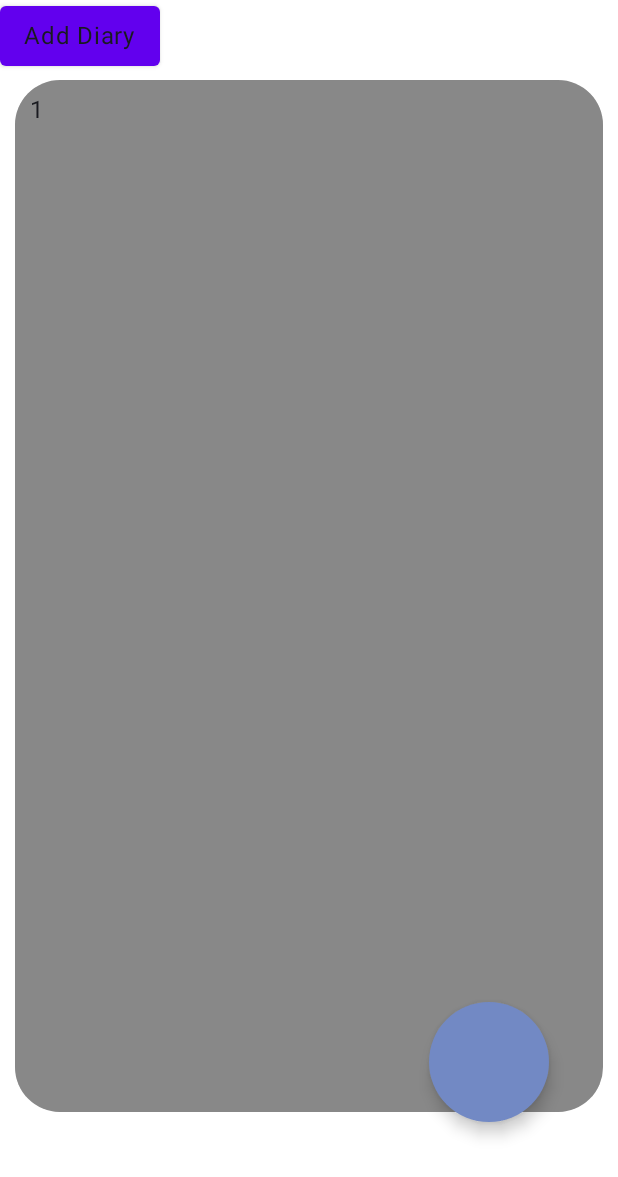
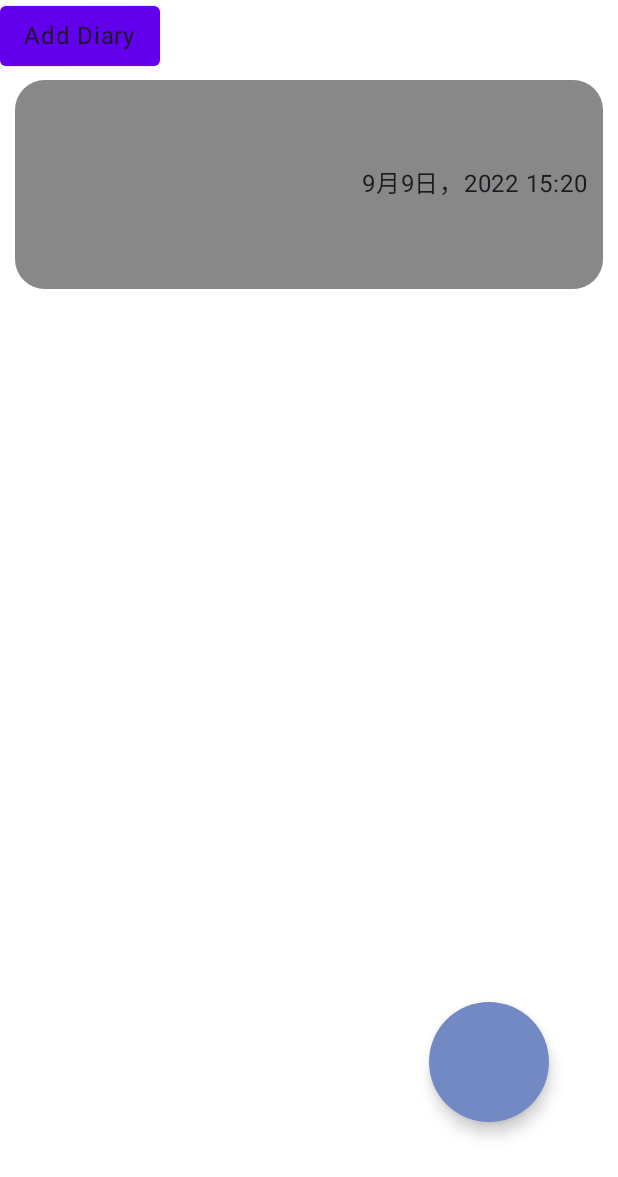
Before and after one commit to QYY542/MyExample, an Android app built with Jetpack Compose: the DiaryScreen screen opened through its navigation route, after a tap on "Add Diary", on a phone screen of 412 x 824 dp. Shown: the top 1177 px of the screen. Run offline under Robolectric (Android 15) with nearby library versions, the phone set to English and light mode, and no system bars; our stand-ins replace Dagger/Hilt's generated code, Room's generated code, accompanist.

Commit message:
完善了日记界面，添加表情文件

```diff
--- a/app/src/main/java/com/myexample/data/MyDiary/MyDiary.kt
+++ b/app/src/main/java/com/myexample/data/MyDiary/MyDiary.kt
@@ -13,7 +13,8 @@ data class MyDiary(
     @PrimaryKey(autoGenerate = true)
     @ColumnInfo(name = "id", typeAffinity = ColumnInfo.INTEGER)
     val id: Int? = null,
-    val title: String = "",
-    val detail: String = "",
-    val date: String = "2021/1/1"
+    var title: String = "",
+    var detail: String = "",
+    var date: String = "2021-1-1",
+    var dateDetail:String = "9月9日，2022 15:20"
 )
--- a/app/src/main/java/com/myexample/data/MyDiary/MyDiaryDao.kt
+++ b/app/src/main/java/com/myexample/data/MyDiary/MyDiaryDao.kt
@@ -13,6 +13,9 @@ import kotlinx.coroutines.flow.Flow
 interface MyDiaryDao {
     @Query("SELECT * FROM diary")
     fun getAll(): Flow<List<MyDiary>>
+
+    @Query("SELECT * FROM diary WHERE id = :id")
+    fun getById(id:Int): Flow<MyDiary>
 
     @Insert(onConflict = OnConflictStrategy.REPLACE)
     suspend fun insert(myDiary: MyDiary)
--- a/app/src/main/java/com/myexample/presentation/Nav.kt
+++ b/app/src/main/java/com/myexample/presentation/Nav.kt
@@ -1,11 +1,17 @@
 package com.myexample.presentation
 
-import androidx.compose.runtime.Composable
+import androidx.compose.foundation.gestures.rememberDraggableState
+import androidx.compose.runtime.*
+import androidx.hilt.navigation.compose.hiltViewModel
 import androidx.navigation.NavController
 import androidx.navigation.NavHostController
+import androidx.navigation.NavType
 import androidx.navigation.compose.NavHost
 import androidx.navigation.compose.composable
+import androidx.navigation.navArgument
+import com.myexample.presentation.diary.DiaryDetail
 import com.myexample.presentation.diary.DiaryScreen
+import com.myexample.presentation.diary.DirayViewModel
 import com.myexample.presentation.note.NoteScreen
 import com.myexample.presentation.splash.SplashScreen
 import com.myexample.presentation.ttarget.TargetScreen
@@ -36,5 +42,18 @@ fun Nav(
         composable("target_screen") {
             TargetScreen(navController, viewModel)
         }
+        composable(
+            route = "diary_detail/{id}",
+            arguments = listOf(navArgument("id") { type = NavType.IntType })
+        ) { backStackEntry ->
+            val diaryViewModel = hiltViewModel<DirayViewModel>()
+            var id by remember {
+
+                mutableStateOf(1)
+            }
+            backStackEntry.arguments?.getInt("id")?.let {id = it }
+            DiaryDetail(id = id,navController= navController)
+        }
+
     }
 }
--- a/app/src/main/java/com/myexample/presentation/diary/DiaryScreen.kt
+++ b/app/src/main/java/com/myexample/presentation/diary/DiaryScreen.kt
@@ -1,5 +1,8 @@
 package com.myexample.presentation.diary
 
+import android.util.Log
+import androidx.compose.foundation.ExperimentalFoundationApi
+import androidx.compose.foundation.combinedClickable
 import androidx.compose.foundation.gestures.detectDragGestures
 import androidx.compose.foundation.gestures.detectVerticalDragGestures
 import androidx.compose.foundation.layout.*
@@ -9,6 +12,7 @@ import androidx.compose.foundation.lazy.rememberLazyListState
 import androidx.compose.foundation.shape.RoundedCornerShape
 import androidx.compose.material.Button
 import androidx.compose.material.Card
+import androidx.compose.material3.BottomAppBarDefaults.FloatingActionButtonElevation.elevation
 import androidx.compose.material3.Text
 import androidx.compose.runtime.*
 import androidx.compose.ui.Alignment
@@ -51,17 +55,20 @@ fun DiaryScreen(
         count = 2
     ) { page ->
         when (page) {
-            0 -> DirayHome()
+            0 -> DirayHome(navController)
             1 -> DiaryInfo()
         }
     }
 }
 
+@OptIn(ExperimentalFoundationApi::class)
 @Composable
 fun DirayHome(
+    navController: NavController,
     dirayViewModel: DirayViewModel = hiltViewModel()
 ) {
     val state by dirayViewModel.state.collectAsState()
+
     Column(Modifier.fillMaxSize()) {
         Button(onClick = {
             val myDiary = MyDiary()
@@ -72,70 +79,39 @@ fun DirayHome(
 
 
         val listState = rememberLazyListState()
-        var ItemIndex by remember {
-            mutableStateOf(0)
-        }
-        var ifChange = 0
 
-        var ifNextColumn by remember {
-            mutableStateOf(0)
-        }
-        LaunchedEffect(key1 = ItemIndex) {
-            listState.animateScrollToItem(index = ItemIndex)
-        }
-        var context = LocalContext.current
         Column(modifier = Modifier.fillMaxSize()) {
             LazyColumn(
                 state = listState,
-                userScrollEnabled = false,
-                modifier = Modifier
-                    .pointerInput(Unit) {
-                        detectVerticalDragGestures(
-                            onVerticalDrag = { change, dragAmount ->
-                                change.consume()
-                                if (dragAmount > 10) {
-                                    ifChange = -1
-                                } else if (dragAmount < -10) {
-                                    ifChange = 1
-                                }
-                            },
-                            onDragEnd = {
-                                //上下滑动
-                                if (ifChange != 0) {
-                                    ItemIndex += ifChange
-                                    if (ItemIndex <= 0) {
-                                        ItemIndex = 0
-                                        vibrate_2(context)
-                                    }
-                                    if (ItemIndex >= state.size - 1) {
-                                        ItemIndex = state.size - 1
-                                    }
-                                    vibrate(context)
-                                    ifChange = 0
-                                }
-                            }
-                        )
-                    }
             ) {
                 itemsIndexed(state) { index, item ->
-
-
                     Card(
                         Modifier
                             .fillParentMaxWidth()
-                            .fillParentMaxHeight(0.9f)
+                            .height(150.dp)
                             .padding(10.dp, 5.dp)
-                            .clip(RoundedCornerShape(30.dp)),
+                            .clip(RoundedCornerShape(20.dp))
+                            .combinedClickable(
+                                onClick = {
+                                    navController.navigate("diary_detail/${item.id}")
+//                                    Log.d("++",item.id.toString())
+                                },
+                                onLongClick = {
+
+                                }
+                            ),
                         elevation = 6.dp,
                         backgroundColor = Color.Gray
                     ) {
-                        Row(horizontalArrangement = Arrangement.SpaceBetween) {
+
                             Column(Modifier.padding(10.dp, 8.dp)) {
-                                Text(text = "${item.id}")
                                 Text(text = item.title)
                                 Text(text = item.detail)
+                                Row(horizontalArrangement = Arrangement.End, modifier = Modifier.fillMaxWidth()) {
+                                    Text(text = item.dateDetail)
+                                }
                             }
-                        }
+
                     }
                 }
             }
--- a/app/src/main/java/com/myexample/presentation/diary/DirayViewModel.kt
+++ b/app/src/main/java/com/myexample/presentation/diary/DirayViewModel.kt
@@ -1,11 +1,13 @@
 package com.myexample.presentation.diary
 
+import androidx.compose.runtime.mutableStateOf
 import androidx.lifecycle.ViewModel
 import androidx.lifecycle.viewModelScope
 import com.myexample.data.MyData.MyData
 import com.myexample.data.MyDiary.MyDiary
 import com.myexample.repository.MyRepository
 import dagger.hilt.android.lifecycle.HiltViewModel
+import kotlinx.coroutines.flow.Flow
 import kotlinx.coroutines.flow.MutableStateFlow
 import kotlinx.coroutines.flow.StateFlow
 import kotlinx.coroutines.launch
@@ -29,6 +31,13 @@ class DirayViewModel @Inject constructor(
                     _state.value = it
                 }
         }
+    }
+
+    private val _stateById = MutableStateFlow<MyDiary>(MyDiary())
+    val stateById: StateFlow<MyDiary> = _stateById
+
+    fun getById(idd:Int): Flow<MyDiary> {
+      return  myRepository.getByIdDiary(idd)
     }
 
     fun insert(myDiary: MyDiary?) {
@@ -64,4 +73,13 @@ class DirayViewModel @Inject constructor(
             getAllData()
         }
     }
+
+    //
+    var id = mutableStateOf(0)
+
+    var title = mutableStateOf("")
+
+    var detail = mutableStateOf("")
+
+    var date = mutableStateOf("")
 }
--- a/app/src/main/java/com/myexample/presentation/note/MyViewModel.kt
+++ b/app/src/main/java/com/myexample/presentation/note/MyViewModel.kt
@@ -2,7 +2,9 @@ package com.myexample.presentation.note
 
 import androidx.compose.runtime.State
 import androidx.compose.runtime.mutableStateOf
+import androidx.lifecycle.LiveData
 import androidx.lifecycle.ViewModel
+import androidx.lifecycle.asLiveData
 import androidx.lifecycle.viewModelScope
 import com.myexample.data.MyData.MyData
 import com.myexample.repository.MyRepository
--- a/app/src/main/java/com/myexample/repository/MyRepository.kt
+++ b/app/src/main/java/com/myexample/repository/MyRepository.kt
@@ -48,6 +48,8 @@ class MyRepository @Inject constructor(
     //MyDiray
     fun getAllDataDiray(): Flow<List<MyDiary>> = myDiaryDao.getAll()
 
+    fun getByIdDiary(id: Int): Flow<MyDiary> = myDiaryDao.getById(id)
+
     suspend fun insertDiray(myDiary: MyDiary?) {
         if (myDiary != null) {
             myDiaryDao.insert(myDiary)
```
Also changed, not shown: app/src/main/java/com/myexample/presentation/diary/DiaryDetail.kt (added, +141 -0 lines), app/src/main/java/com/myexample/utils/currentTime.kt (+16 -5 lines), app/src/main/res/drawable/ic_happy.xml (added, +9 -0 lines), app/src/main/res/drawable/ic_ok_face.xml (added, +9 -0 lines), app/src/main/res/drawable/ic_sad.xml (added, +9 -0 lines), app/src/main/res/drawable/ic_very_happy.xml (added, +9 -0 lines), app/src/main/res/drawable/ic_very_sad.xml (added, +9 -0 lines).
